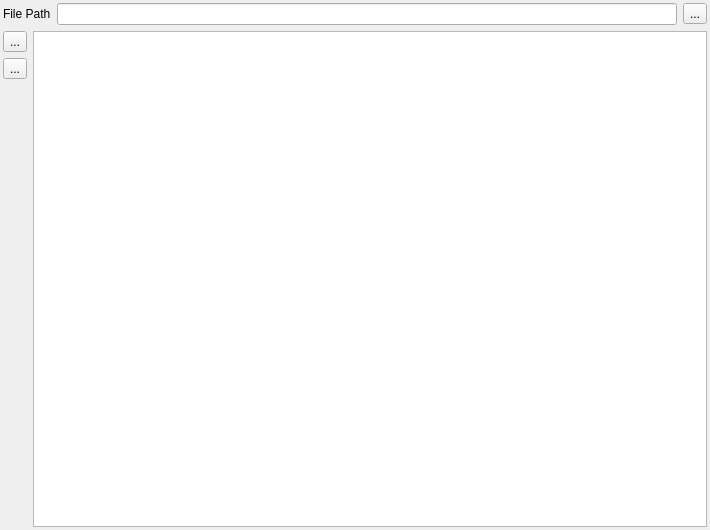
Above: src/plugins/loadleveler_monitor/widgets/file_viewer_widget.ui from cemc-oper/nwpc-monitor-app before the change. Below: the same form after it.
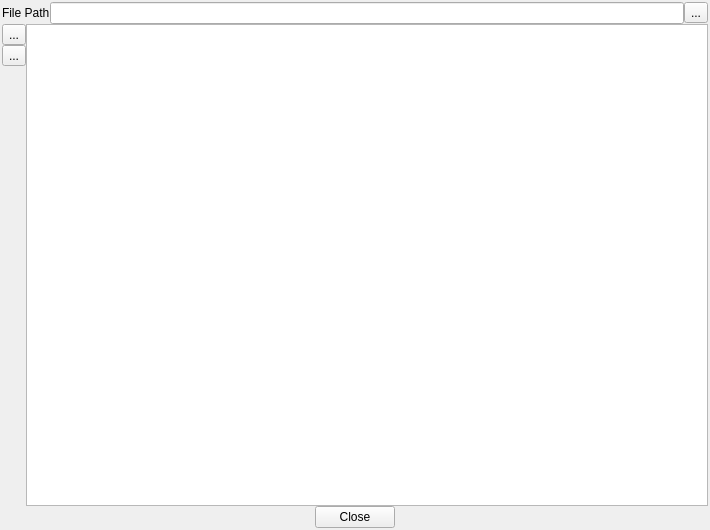
That is the form after the change. Icons and pictures are not drawn.

Patch:
```diff
--- a/src/plugins/loadleveler_monitor/widgets/file_viewer_widget.ui
+++ b/src/plugins/loadleveler_monitor/widgets/file_viewer_widget.ui
@@ -15,16 +15,19 @@
   </property>
   <layout class="QGridLayout" name="gridLayout">
    <property name="leftMargin">
-    <number>3</number>
+    <number>2</number>
    </property>
    <property name="topMargin">
-    <number>3</number>
+    <number>2</number>
    </property>
    <property name="rightMargin">
-    <number>3</number>
+    <number>2</number>
    </property>
    <property name="bottomMargin">
-    <number>3</number>
+    <number>2</number>
+   </property>
+   <property name="spacing">
+    <number>0</number>
    </property>
    <item row="0" column="0">
     <layout class="QHBoxLayout" name="horizontalLayout">
@@ -53,8 +56,14 @@
    </item>
    <item row="1" column="0">
     <layout class="QHBoxLayout" name="horizontalLayout_2">
+     <property name="spacing">
+      <number>0</number>
+     </property>
      <item>
       <layout class="QVBoxLayout" name="verticalLayout">
+       <property name="spacing">
+        <number>0</number>
+       </property>
        <item>
         <widget class="QToolButton" name="scroll_to_end_button">
          <property name="text">
@@ -107,6 +116,43 @@
      </item>
     </layout>
    </item>
+   <item row="2" column="0">
+    <layout class="QHBoxLayout" name="horizontalLayout_3">
+     <item>
+      <spacer name="horizontalSpacer">
+       <property name="orientation">
+        <enum>Qt::Horizontal</enum>
+       </property>
+       <property name="sizeHint" stdset="0">
+        <size>
+         <width>40</width>
+         <height>20</height>
+        </size>
+       </property>
+      </spacer>
+     </item>
+     <item>
+      <widget class="QPushButton" name="close_button">
+       <property name="text">
+        <string>Close</string>
+       </property>
+      </widget>
+     </item>
+     <item>
+      <spacer name="horizontalSpacer_2">
+       <property name="orientation">
+        <enum>Qt::Horizontal</enum>
+       </property>
+       <property name="sizeHint" stdset="0">
+        <size>
+         <width>40</width>
+         <height>20</height>
+        </size>
+       </property>
+      </spacer>
+     </item>
+    </layout>
+   </item>
   </layout>
   <action name="action_refresh">
    <property name="icon">
```
Left out of the diff: 2 changed lines with no effect on the pictures.
